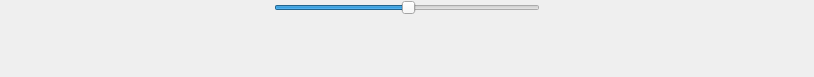
First picture: the form in ArousalWidget.ui, repository porkmarks/mthesis, before the edit.
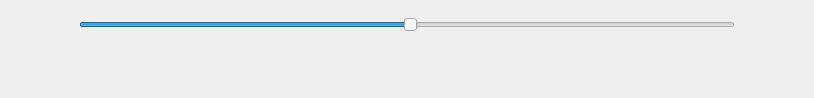
Second picture: the form after the edit. Icons and pictures are not drawn.

Commit message: serial logging nice sliders

What changed in the file:
```diff
--- a/ArousalWidget.ui
+++ b/ArousalWidget.ui
@@ -7,9 +7,15 @@
     <x>0</x>
     <y>0</y>
     <width>814</width>
-    <height>77</height>
+    <height>98</height>
    </rect>
   </property>
+  <property name="minimumSize">
+   <size>
+    <width>0</width>
+    <height>0</height>
+   </size>
+  </property>
   <property name="windowTitle">
    <string>Form</string>
   </property>
@@ -71,7 +77,27 @@
        <number>0</number>
       </property>
       <item>
-       <widget class="QSlider" name="arousal">
+       <widget class="QSlider" name="slider">
+        <property name="minimumSize">
+         <size>
+          <width>656</width>
+          <height>50</height>
+         </size>
+        </property>
+        <property name="styleSheet">
+         <string notr="true"> QSlider::groove:horizontal {
+                    image: url(:/pics/AS_track.png);
+                    padding:0 1px;
+                    border-radius:2px;
+                }
+                QSlider::handle:horizontal {
+                    image: url(:/pics/AS_thumb.png);
+                    width: 50px;
+                    margin: -20px 0;
+                    border-radius: 4px;
+                }
+</string>
+        </property>
         <property name="value">
          <number>50</number>
         </property>
@@ -82,6 +108,18 @@
       </item>
       <item>
        <widget class="QLabel" name="label_3">
+        <property name="minimumSize">
+         <size>
+          <width>656</width>
+          <height>0</height>
+         </size>
+        </property>
+        <property name="maximumSize">
+         <size>
+          <width>656</width>
+          <height>16777215</height>
+         </size>
+        </property>
         <property name="text">
          <string/>
         </property>
```
The commit also changes 14 other files.
